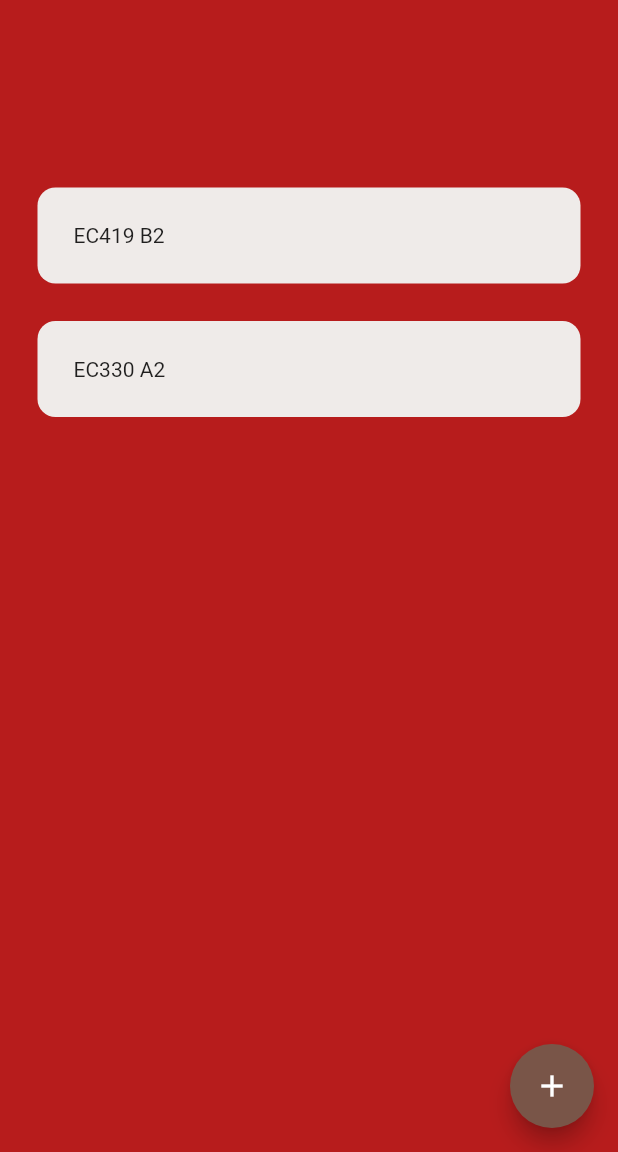
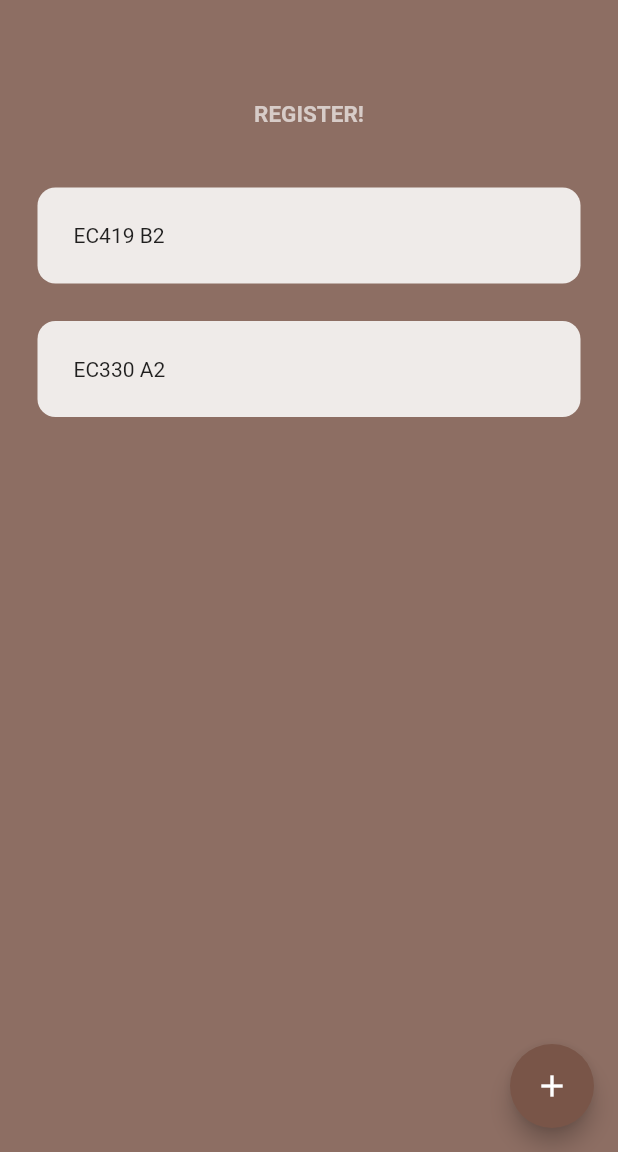
Before and after one commit to user04f8/registration-magic, a Flutter app: the HomePage screen opened directly, on a phone screen of 412 x 824 dp, the part 84-1236 px from its top. Run offline on Flutter 3.47's test engine with Material 2 defaults, Android fonts, the light colour scheme and no system bars; drawn by our look-alikes of flutter_slidable; our stand-ins replace hive_flutter; missing offline and left inert: dart:ffi; accounts and stored records are empty; statements that could not run were skipped.

Commit message:
tweaked reg button

```diff
--- a/ui/lib/screens/home_page.dart
+++ b/ui/lib/screens/home_page.dart
@@ -113,7 +113,7 @@ class _HomePageState extends State<HomePage> {
   @override
   Widget build(BuildContext context) {
     return Scaffold(
-      backgroundColor: Colors.red.shade900,
+      backgroundColor: Colors.brown.shade400,
       appBar: AppBar(
         title: Text('REGISTRATION MAGIC'),
         elevation: 0,
@@ -136,7 +136,7 @@ class _HomePageState extends State<HomePage> {
             ),
               child: Text(displayTime(),
                 style: TextStyle(
-                  color: Colors.red.shade900,
+                  color: Colors.brown.shade100,
                 ),
               ),
               onPressed: cTime,
```
